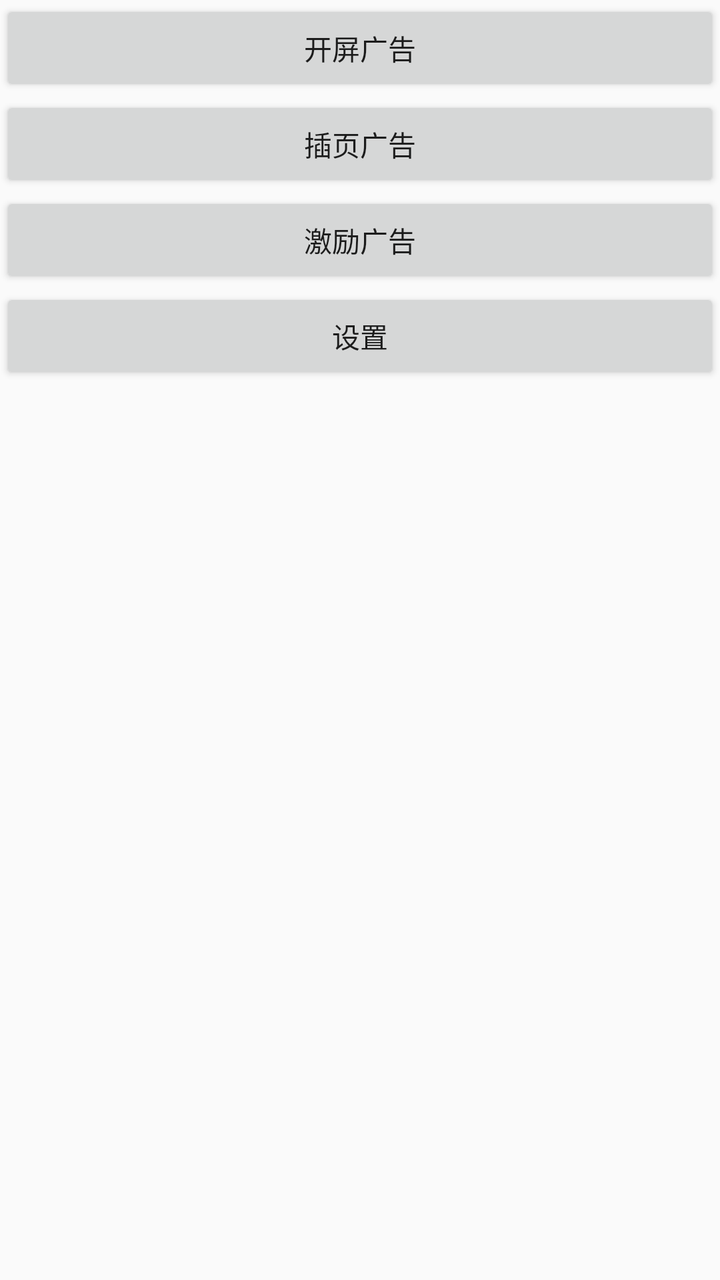
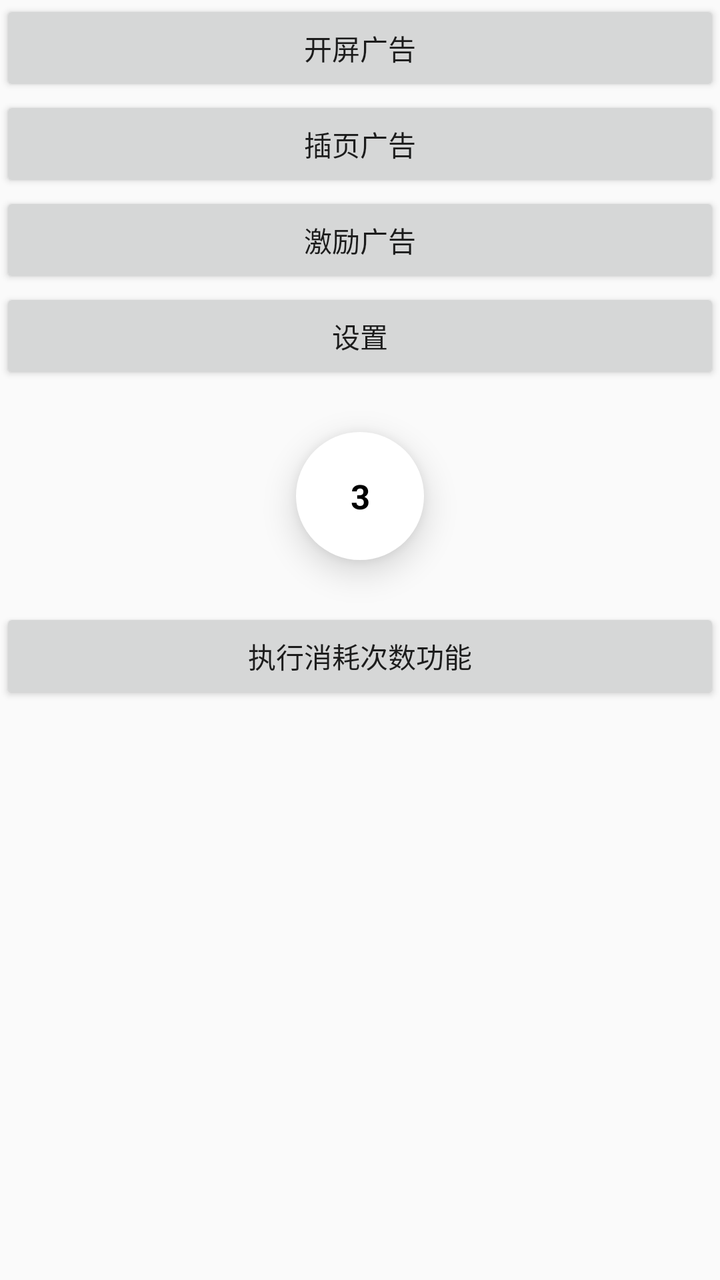

Before-and-after screenshots of an Android layout around one commit, followed by the original layout XML and the change that was made.
<!-- AndroidManifest.xml: application theme Theme.ASProjectKt -->
<!-- res/layout/activity_main.xml -->
<?xml version="1.0" encoding="utf-8"?>
<androidx.constraintlayout.widget.ConstraintLayout xmlns:android="http://schemas.android.com/apk/res/android"
    android:layout_width="match_parent"
    android:layout_height="match_parent">

    <androidx.core.widget.NestedScrollView
        android:layout_width="match_parent"
        android:layout_height="match_parent">

        <LinearLayout
            android:id="@+id/funContainer"
            android:layout_width="match_parent"
            android:layout_height="wrap_content"
            android:orientation="vertical">

            <FrameLayout
                android:id="@+id/bannerContainer"
                android:layout_width="match_parent"
                android:layout_height="wrap_content"/>

            <FrameLayout
                android:id="@+id/nativeContainer"
                android:layout_width="match_parent"
                android:layout_height="wrap_content"/>

            <Button
                android:id="@+id/btnOpen"
                android:layout_width="match_parent"
                android:layout_height="wrap_content"
                android:text="开屏广告"/>

            <Button
                android:id="@+id/btnInter"
                android:layout_width="match_parent"
                android:layout_height="wrap_content"
                android:text="插页广告"/>

            <Button
                android:id="@+id/btnReward"
                android:layout_width="match_parent"
                android:layout_height="wrap_content"
                android:text="激励广告"/>

            <Button
                android:id="@+id/btnSetting"
                android:layout_width="match_parent"
                android:layout_height="wrap_content"
                android:text="设置"/>


        </LinearLayout>

    </androidx.core.widget.NestedScrollView>

</androidx.constraintlayout.widget.ConstraintLayout>
<!-- resources referenced by this layout -->
<resources>
  <style name="Theme.ASProjectKt" parent="Theme.AppCompat.Light.NoActionBar">
          
          
          
          
          
          
          
          
          
          
      </style>
</resources>

<!-- the commit's change to res/layout/activity_main.xml (unified diff, before → after) -->
@@ -1,5 +1,6 @@
 <?xml version="1.0" encoding="utf-8"?>
 <androidx.constraintlayout.widget.ConstraintLayout xmlns:android="http://schemas.android.com/apk/res/android"
+    xmlns:app="http://schemas.android.com/apk/res-auto"
     android:layout_width="match_parent"
     android:layout_height="match_parent">
 
@@ -16,36 +17,67 @@
             <FrameLayout
                 android:id="@+id/bannerContainer"
                 android:layout_width="match_parent"
-                android:layout_height="wrap_content"/>
+                android:layout_height="wrap_content" />
 
             <FrameLayout
                 android:id="@+id/nativeContainer"
                 android:layout_width="match_parent"
-                android:layout_height="wrap_content"/>
+                android:layout_height="wrap_content" />
 
             <Button
                 android:id="@+id/btnOpen"
                 android:layout_width="match_parent"
                 android:layout_height="wrap_content"
-                android:text="开屏广告"/>
+                android:text="开屏广告" />
 
             <Button
                 android:id="@+id/btnInter"
                 android:layout_width="match_parent"
                 android:layout_height="wrap_content"
-                android:text="插页广告"/>
+                android:text="插页广告" />
 
             <Button
                 android:id="@+id/btnReward"
                 android:layout_width="match_parent"
                 android:layout_height="wrap_content"
-                android:text="激励广告"/>
+                android:text="激励广告" />
 
             <Button
                 android:id="@+id/btnSetting"
                 android:layout_width="match_parent"
                 android:layout_height="wrap_content"
-                android:text="设置"/>
+                android:text="设置" />
+
+            <androidx.constraintlayout.widget.ConstraintLayout
+                android:layout_gravity="center_horizontal"
+                android:id="@+id/btnLeftCountContainer"
+                android:layout_width="64dp"
+                android:layout_height="64dp"
+                android:layout_margin="24dp"
+                android:background="@drawable/floating_btn_bg"
+                android:elevation="10dp">
+
+                <TextView
+                    android:id="@+id/tvLeftCount"
+                    android:layout_width="match_parent"
+                    android:layout_height="match_parent"
+                    android:gravity="center"
+                    android:text="3"
+                    android:textColor="@color/black"
+                    android:textSize="17sp"
+                    android:textStyle="bold"
+                    app:layout_constraintBottom_toBottomOf="parent"
+                    app:layout_constraintEnd_toEndOf="parent"
+                    app:layout_constraintStart_toStartOf="parent"
+                    app:layout_constraintTop_toTopOf="parent" />
+
+            </androidx.constraintlayout.widget.ConstraintLayout>
+
+            <Button
+                android:id="@+id/btnFloatConsumeCount"
+                android:layout_width="match_parent"
+                android:layout_height="wrap_content"
+                android:text="执行消耗次数功能" />
 
 
         </LinearLayout>
<!-- resource entries referenced after the edit -->
@@ -1,5 +1,14 @@
 <!-- resources referenced by this layout -->
 <resources>
+  <color name="black">#FF000000</color>
+  <!-- drawable floating_btn_bg (drawable) -->
+  <?xml version="1.0" encoding="utf-8"?>
+  <shape xmlns:android="http://schemas.android.com/apk/res/android"
+      android:shape="oval">
+  
+      <solid android:color="@color/white" />
+  
+  </shape>
   <style name="Theme.ASProjectKt" parent="Theme.AppCompat.Light.NoActionBar">
           
           
@@ -12,5 +21,6 @@
           
           
       </style>
+  <color name="white">#FFFFFFFF</color>
 </resources>
 
